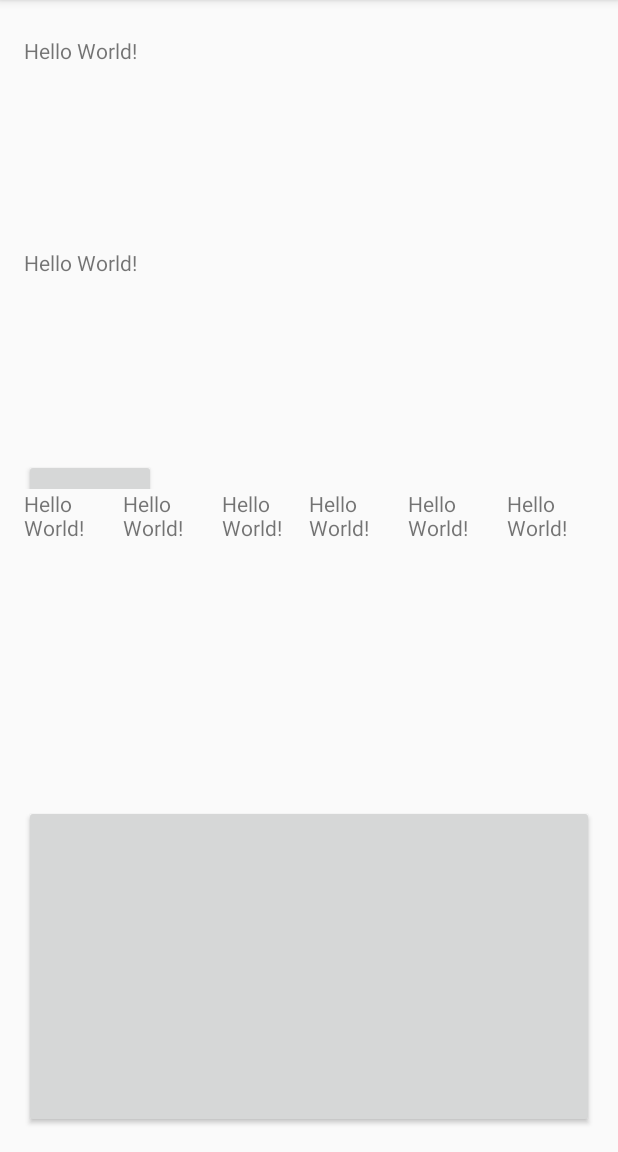
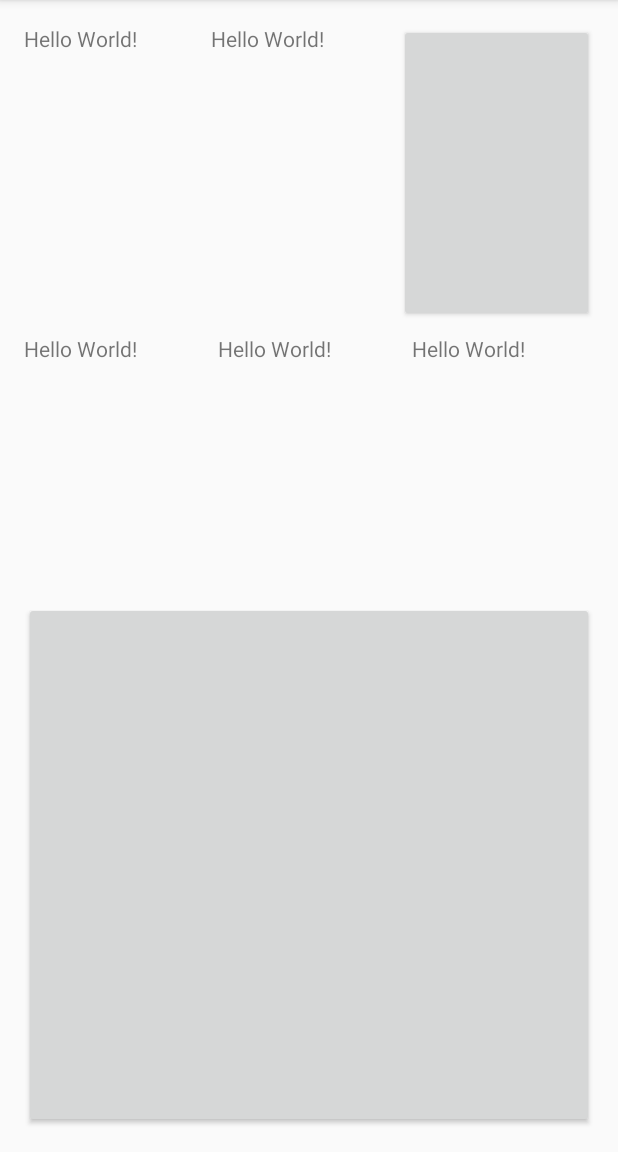
Before and after one commit to kcresswell/EIK_CS6018, an Android app: the screen it shows after launch (MainActivity), on a phone screen of 412 x 824 dp, the part 84-1236 px from its top. Run offline under Robolectric (Android 15) with nearby library versions, the light colour scheme and no system bars.

Commit message:
corrected LinearLayout View.

```diff
--- a/Labs/Lab01/app/src/main/res/layout/activity_main.xml
+++ b/Labs/Lab01/app/src/main/res/layout/activity_main.xml
@@ -13,35 +13,19 @@
         xmlns:tools="http://schemas.android.com/tools"
         android:layout_width="match_parent"
         android:layout_height="wrap_content"
+        android:layout_weight="1"
         android:orientation="vertical"
-        android:layout_weight="1">
+        tools:context=".MainActivity">
+
         <LinearLayout xmlns:android="http://schemas.android.com/apk/res/android"
             xmlns:app="http://schemas.android.com/apk/res-auto"
             xmlns:tools="http://schemas.android.com/tools"
             android:layout_width="match_parent"
             android:layout_height="wrap_content"
-            tools:context=".MainActivity"
+            android:layout_marginBottom="8dp"
+            android:layout_weight="1"
             android:orientation="horizontal"
-            android:layout_marginBottom="8dp"
-            android:layout_weight="1">
-
-            <TextView
-                android:layout_width="wrap_content"
-                android:layout_height="wrap_content"
-                android:text="Hello World!"
-                android:layout_marginRight="8dp"
-                android:layout_weight="1"/>
-            <TextView
-                android:layout_width="wrap_content"
-                android:layout_height="wrap_content"
-                android:text="Hello World!"
-                android:layout_marginRight="8dp"
-                android:layout_weight="1"/>
-            <Button
-                android:layout_width="wrap_content"
-                android:layout_height="wrap_content"
-                android:layout_weight="1"/>
-        </LinearLayout>
+            tools:context=".MainActivity">
 
             <TextView
                 android:layout_width="wrap_content"
@@ -61,35 +45,18 @@
                 android:layout_width="wrap_content"
                 android:layout_height="match_parent"
                 android:layout_weight="1" />
-    </LinearLayout>
+        </LinearLayout>
 
         <LinearLayout xmlns:android="http://schemas.android.com/apk/res/android"
             xmlns:app="http://schemas.android.com/apk/res-auto"
             xmlns:tools="http://schemas.android.com/tools"
             android:layout_width="match_parent"
             android:layout_height="wrap_content"
-            tools:context=".MainActivity"
+            android:layout_marginBottom="8dp"
+            android:layout_weight="1"
             android:orientation="horizontal"
-            android:layout_marginBottom="8dp"
-            android:layout_weight="1">
+            tools:context=".MainActivity">
 
-            <TextView
-                android:layout_width="wrap_content"
-                android:layout_height="wrap_content"
-                android:text="Hello World!"
-                android:layout_marginRight="8dp"
-                android:layout_weight="1"/>
-            <TextView
-                android:layout_width="wrap_content"
-                android:layout_height="wrap_content"
-                android:text="Hello World!"
-                android:layout_marginRight="8dp"
-                android:layout_weight="1"/>
-            <TextView
-                android:layout_width="wrap_content"
-                android:layout_height="wrap_content"
-                android:text="Hello World!"
-                android:layout_weight="1"/>
             <TextView
                 android:layout_width="wrap_content"
                 android:layout_height="match_parent"
@@ -109,6 +76,7 @@
                 android:layout_height="match_parent"
                 android:layout_weight="1"
                 android:text="Hello World!" />
+        </LinearLayout>
     </LinearLayout>
 
     <Button
```
